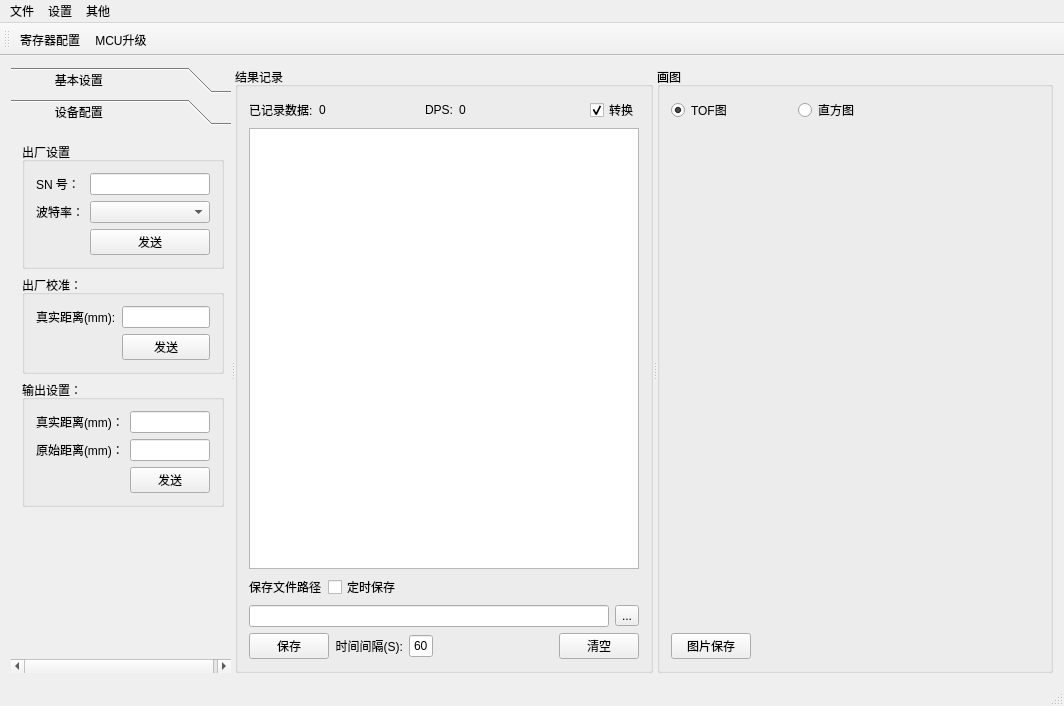
First picture: the form in mainwindow.ui, repository heathen557/vi4300, before the edit.
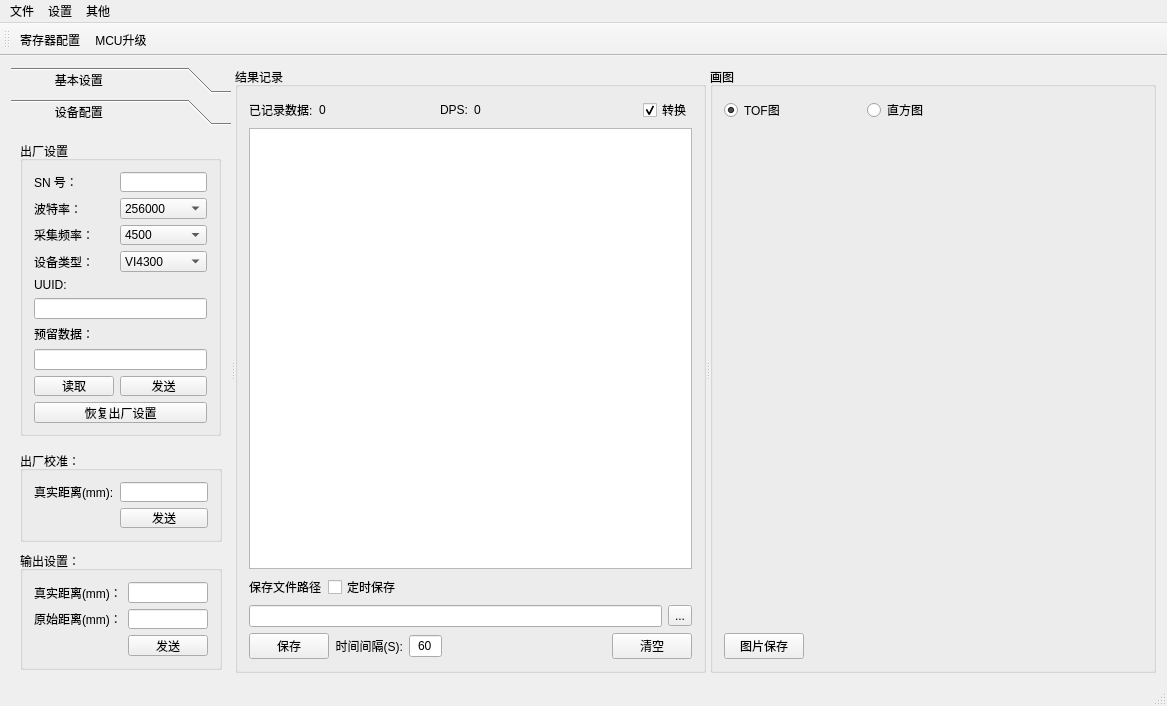
Second picture: the form after the edit. The open tabs and pages were chosen to show the change. Icons and pictures are not drawn. Custom widgets are drawn as their Qt base class.

Commit message: 1、恢复出厂设置

The edit to the form file:
```diff
--- a/mainwindow.ui
+++ b/mainwindow.ui
@@ -6,7 +6,7 @@
    <rect>
     <x>0</x>
     <y>0</y>
-    <width>1064</width>
+    <width>1167</width>
     <height>706</height>
    </rect>
   </property>
@@ -302,9 +302,15 @@
         <attribute name="label">
          <string>            设备配置</string>
         </attribute>
-        <layout class="QGridLayout" name="gridLayout_15">
-         <item row="0" column="0">
           <widget class="QGroupBox" name="groupBox_7">
+         <property name="geometry">
+          <rect>
+           <x>9</x>
+           <y>10</y>
+           <width>201</width>
+           <height>295</height>
+          </rect>
+         </property>
            <property name="title">
             <string>出厂设置</string>
            </property>
@@ -329,35 +335,236 @@
                </widget>
               </item>
               <item row="1" column="1">
-               <widget class="QComboBox" name="botelv_comboBox"/>
+             <widget class="QComboBox" name="botelv_comboBox">
+              <item>
+               <property name="text">
+                <string>256000</string>
+               </property>
+              </item>
+              <item>
+               <property name="text">
+                <string>115200</string>
+               </property>
+              </item>
+              <item>
+               <property name="text">
+                <string>57600</string>
+               </property>
+              </item>
+              <item>
+               <property name="text">
+                <string>56000</string>
+               </property>
+              </item>
+              <item>
+               <property name="text">
+                <string>43000</string>
+               </property>
+              </item>
+              <item>
+               <property name="text">
+                <string>38400</string>
+               </property>
+              </item>
+              <item>
+               <property name="text">
+                <string>19200</string>
+               </property>
+              </item>
+              <item>
+               <property name="text">
+                <string>9600</string>
+               </property>
+              </item>
+              <item>
+               <property name="text">
+                <string>4800</string>
+               </property>
+              </item>
+              <item>
+               <property name="text">
+                <string>1200</string>
+               </property>
+              </item>
+             </widget>
               </item>
               <item row="2" column="0">
+             <widget class="QLabel" name="label_18">
+              <property name="text">
+               <string>采集频率：</string>
+              </property>
+             </widget>
+            </item>
+            <item row="2" column="1">
+             <widget class="QComboBox" name="CAIJI_frequency_comboBox">
+              <item>
+               <property name="text">
+                <string>4500</string>
+               </property>
+              </item>
+              <item>
+               <property name="text">
+                <string>4000</string>
+               </property>
+              </item>
+              <item>
+               <property name="text">
+                <string>3600</string>
+               </property>
+              </item>
+              <item>
+               <property name="text">
+                <string>3000</string>
+               </property>
+              </item>
+              <item>
+               <property name="text">
+                <string>2000</string>
+               </property>
+              </item>
+              <item>
+               <property name="text">
+                <string>1800</string>
+               </property>
+              </item>
+              <item>
+               <property name="text">
+                <string>1000</string>
+               </property>
+              </item>
+              <item>
+               <property name="text">
+                <string>500</string>
+               </property>
+              </item>
+              <item>
+               <property name="text">
+                <string>200</string>
+               </property>
+              </item>
+              <item>
+               <property name="text">
+                <string>100</string>
+               </property>
+              </item>
+              <item>
+               <property name="text">
+                <string>50</string>
+               </property>
+              </item>
+              <item>
+               <property name="text">
+                <string>20</string>
+               </property>
+              </item>
+              <item>
+               <property name="text">
+                <string>10</string>
+               </property>
+              </item>
+              <item>
+               <property name="text">
+                <string>1</string>
+               </property>
+              </item>
+             </widget>
+            </item>
+            <item row="3" column="0">
+             <widget class="QLabel" name="label_20">
+              <property name="text">
+               <string>设备类型：</string>
+              </property>
+             </widget>
+            </item>
+            <item row="3" column="1">
+             <widget class="QComboBox" name="deviceType_comboBox">
+              <item>
+               <property name="text">
+                <string>VI4300</string>
+               </property>
+              </item>
+             </widget>
+            </item>
+            <item row="4" column="0">
+             <widget class="QLabel" name="label_17">
+              <property name="text">
+               <string>UUID:</string>
+              </property>
+             </widget>
+            </item>
+            <item row="4" column="1">
                <spacer name="horizontalSpacer_8">
                 <property name="orientation">
                  <enum>Qt::Horizontal</enum>
                 </property>
                 <property name="sizeHint" stdset="0">
                  <size>
-                  <width>40</width>
-                  <height>20</height>
+                <width>105</width>
+                <height>13</height>
                  </size>
                 </property>
                </spacer>
               </item>
-              <item row="2" column="1">
-               <widget class="QPushButton" name="outFactory_pushButton">
+            <item row="5" column="0" colspan="2">
+             <widget class="QLineEdit" name="UUID_lineEdit"/>
+            </item>
+            <item row="6" column="0">
+             <widget class="QLabel" name="label_19">
+              <property name="text">
+               <string>预留数据：</string>
+              </property>
+             </widget>
+            </item>
+            <item row="6" column="1">
+             <spacer name="horizontalSpacer_11">
+              <property name="orientation">
+               <enum>Qt::Horizontal</enum>
+              </property>
+              <property name="sizeHint" stdset="0">
+               <size>
+                <width>105</width>
+                <height>13</height>
+               </size>
+              </property>
+             </spacer>
+            </item>
+            <item row="7" column="0" colspan="2">
+             <widget class="QLineEdit" name="YULIU_lineEdit"/>
+            </item>
+            <item row="8" column="0">
+             <widget class="QPushButton" name="read_outFactory_pushButton">
+              <property name="text">
+               <string>读取</string>
+              </property>
+             </widget>
+            </item>
+            <item row="8" column="1">
+             <widget class="QPushButton" name="send_outFactory_pushButton">
                 <property name="text">
                  <string>发送</string>
                 </property>
                </widget>
               </item>
+            <item row="9" column="0" colspan="2">
+             <widget class="QPushButton" name="reStoreFactory_pushButton">
+              <property name="text">
+               <string>恢复出厂设置</string>
+              </property>
+             </widget>
+            </item>
              </layout>
             </item>
            </layout>
           </widget>
-         </item>
-         <item row="1" column="0">
           <widget class="QGroupBox" name="groupBox_9">
+         <property name="geometry">
+          <rect>
+           <x>9</x>
+           <y>320</y>
+           <width>202</width>
+           <height>91</height>
+          </rect>
+         </property>
            <property name="title">
             <string>出厂校准：</string>
            </property>
@@ -398,9 +605,15 @@
             </item>
            </layout>
           </widget>
-         </item>
-         <item row="2" column="0">
           <widget class="QGroupBox" name="groupBox_10">
+         <property name="geometry">
+          <rect>
+           <x>9</x>
+           <y>420</y>
+           <width>202</width>
+           <height>119</height>
+          </rect>
+         </property>
            <property name="title">
             <string>输出设置：</string>
            </property>
@@ -455,21 +668,6 @@
             </item>
            </layout>
           </widget>
-         </item>
-         <item row="3" column="0">
-          <spacer name="verticalSpacer">
-           <property name="orientation">
-            <enum>Qt::Vertical</enum>
-           </property>
-           <property name="sizeHint" stdset="0">
-            <size>
-             <width>20</width>
-             <height>217</height>
-            </size>
-           </property>
-          </spacer>
-         </item>
-        </layout>
        </widget>
       </widget>
       <widget class="QGroupBox" name="groupBox">
@@ -792,7 +990,7 @@
     <rect>
      <x>0</x>
      <y>0</y>
-     <width>1064</width>
+     <width>1167</width>
      <height>22</height>
     </rect>
    </property>
@@ -834,7 +1032,7 @@
     <enum>TopToolBarArea</enum>
    </attribute>
    <attribute name="toolBarBreak">
-    <bool>true</bool>
+    <bool>false</bool>
    </attribute>
    <addaction name="Register_action"/>
    <addaction name="actionMCU"/>
```
Left out of the diff: 4 changed lines with no effect on the pictures. Lines whose indentation alone changed are shown as unchanged. The commit also changes 31 other files.
